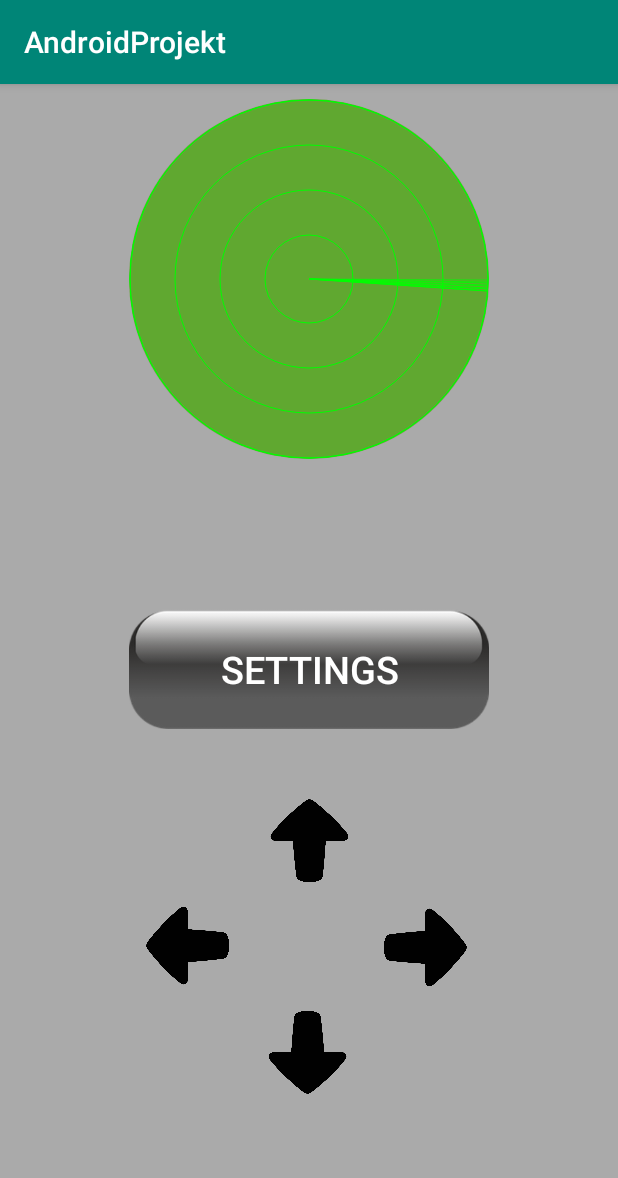
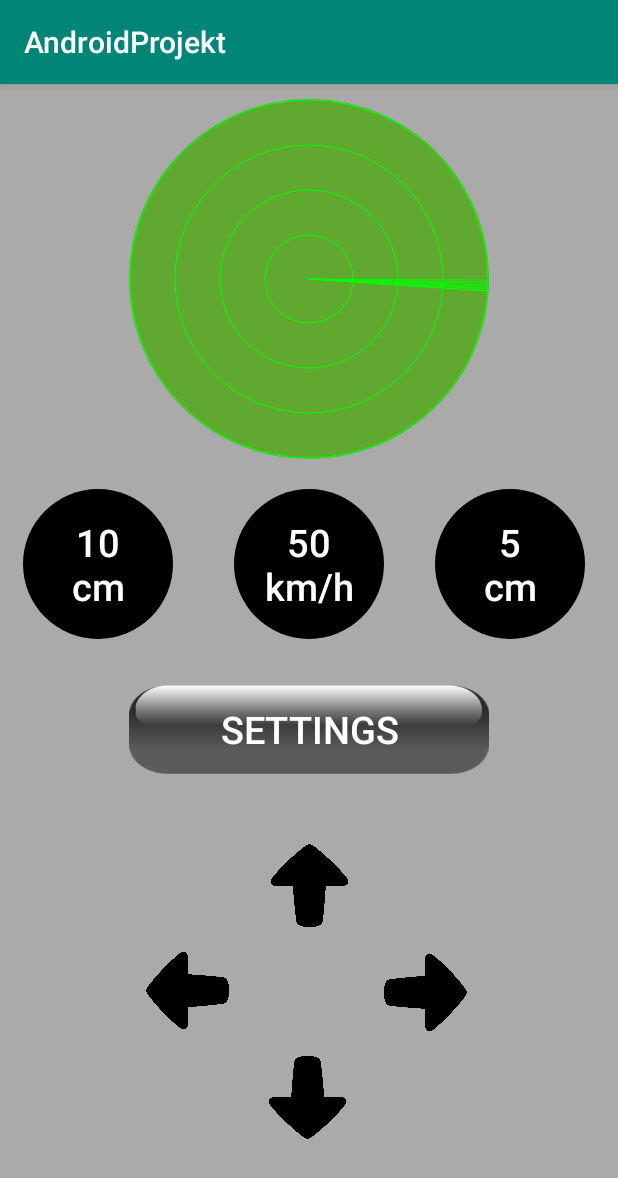
Before and after one commit to alflinusjonsson/AndroidBlueToothCar, an Android app: the screen it shows after launch (MainActivity), on a phone screen of 412 x 824 dp. Shown: the top 1178 px of the screen. Run offline under Robolectric (Android 15) with nearby library versions, the phone set to English and light mode, and no system bars.

Commit message:
Added speed and distance parts

```diff
--- a/app/src/main/java/se/j/androidprojekt/MainActivity.java
+++ b/app/src/main/java/se/j/androidprojekt/MainActivity.java
@@ -7,16 +7,29 @@ import android.support.v7.app.AppCompatActivity;
 import android.util.Log;
 import android.view.MotionEvent;
 import android.view.View;
+import android.widget.TextView;
 
 public class MainActivity extends AppCompatActivity {
     RadarView mRadarView = null;
-
+    int speedOutput = 50;
+    int distanceFront = 10;
+    int distanceBack = 5;
     @Override
     protected void onCreate(Bundle savedInstanceState) {
         super.onCreate(savedInstanceState);
         setContentView(R.layout.main_activity);
 
+        TextView speedTextView = (TextView) findViewById(R.id.speed);
+        speedTextView.setText(speedOutput + "\n" + "km/h");
+
+        TextView disFront = (TextView) findViewById(R.id.disFront);
+        disFront.setText(distanceFront + "\n" + "cm");
+
+        TextView disBack = (TextView) findViewById(R.id.disBack);
+        disBack.setText(distanceBack + "\n" + "cm");
+
         mRadarView = (RadarView) findViewById(R.id.radarView);
+
         mRadarView.setShowCircles(true);
         if (mRadarView != null) mRadarView.startAnimation();
     }
@@ -42,6 +55,7 @@ public class MainActivity extends AppCompatActivity {
             }
         });
     }
+
     public void ArrowLeftPressed(View view) {
         view.setOnTouchListener(new View.OnTouchListener() {
             @Override
@@ -92,5 +106,4 @@ public class MainActivity extends AppCompatActivity {
             }
         });
     }
-
 }
--- /dev/null
+++ b/app/src/main/res/drawable/speedanddistancecircle.xml
@@ -0,0 +1,11 @@
+<?xml version="1.0" encoding="utf-8"?>
+<selector xmlns:android="http://schemas.android.com/apk/res/android">
+    <item>
+        <shape android:shape="oval">
+            <solid android:color="@color/color_black" />
+            <size
+                android:width="100dp"
+                android:height="100dp"/>
+        </shape>
+    </item>
+</selector>
--- a/app/src/main/res/layout/main_activity.xml
+++ b/app/src/main/res/layout/main_activity.xml
@@ -18,11 +18,11 @@
         />
     <Button
         android:layout_width="240dp"
-        android:layout_height="80dp"
+        android:layout_height="60dp"
         android:id="@+id/Image_settings"
         android:background="@drawable/settingsbutton"
         android:layout_gravity="center_horizontal"
-        android:layout_marginTop="100dp"
+        android:layout_marginTop="150dp"
         android:text="Settings"
         android:textColor="@color/SettingsColor"
         android:textSize="25dp"
@@ -73,4 +73,39 @@
         android:onClick="ArrowDownPressed"
         />
 
+    <TextView
+        android:id="@+id/speed"
+        android:layout_width="100dp"
+        android:layout_height="100dp"
+        android:layout_gravity="center_horizontal"
+        android:layout_marginTop="-440dp"
+        android:background="@drawable/speedanddistancecircle"
+        android:gravity="center"
+        android:textColor="@color/SettingsColor"
+        android:textSize="25dp"
+        android:fontFamily="sans-serif-medium" />
+
+
+    <TextView
+        android:id="@+id/disFront"
+        android:layout_width="100dp"
+        android:layout_height="100dp"
+        android:layout_marginTop="-100dp"
+        android:layout_marginLeft="15dp"
+        android:background="@drawable/speedanddistancecircle"
+        android:gravity="center"
+        android:textColor="@color/SettingsColor"
+        android:textSize="25dp"
+        android:fontFamily="sans-serif-medium"/>
+    <TextView
+        android:id="@+id/disBack"
+        android:layout_width="100dp"
+        android:layout_height="100dp"
+        android:layout_marginTop="-100dp"
+        android:layout_marginLeft="290dp"
+        android:background="@drawable/speedanddistancecircle"
+        android:gravity="center"
+        android:textColor="@color/SettingsColor"
+        android:textSize="25dp"
+        android:fontFamily="sans-serif-medium"/>
 </LinearLayout>
--- a/app/src/main/res/values/colors.xml
+++ b/app/src/main/res/values/colors.xml
@@ -5,4 +5,5 @@
     <color name="colorAccent">#D81B60</color>
     <color name="SettingsColor">#FFFFFF</color>
     <color name="color_circle">#60A830</color>
+    <color name="color_black">#000000</color>
 </resources>
```
